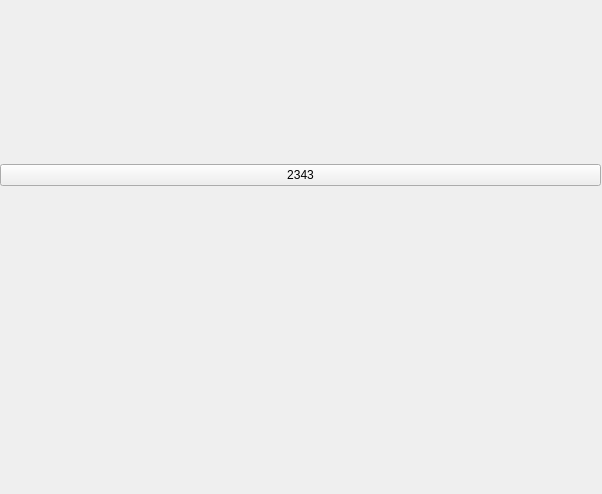
First picture: the form in widgets/ui/logUI.ui, repository shixiutingfen/u2smonitor, before the edit.
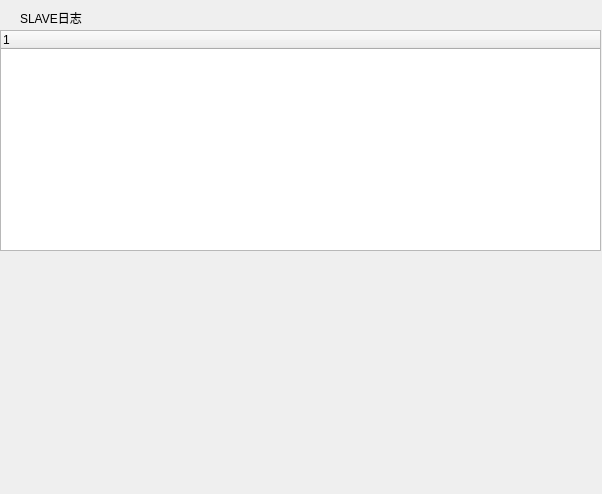
Second picture: the form after the edit.

What changed in the file:
```diff
--- a/widgets/ui/logUI.ui
+++ b/widgets/ui/logUI.ui
@@ -13,24 +13,33 @@
   <property name="windowTitle">
    <string>Form</string>
   </property>
-  <widget class="QWidget" name="verticalLayoutWidget">
+  <widget class="QLabel" name="label">
+   <property name="geometry">
+    <rect>
+     <x>20</x>
+     <y>10</y>
+     <width>91</width>
+     <height>16</height>
+    </rect>
+   </property>
+   <property name="text">
+    <string>SLAVE日志</string>
+   </property>
+  </widget>
+  <widget class="QTreeWidget" name="treeWidget">
    <property name="geometry">
     <rect>
      <x>0</x>
-     <y>0</y>
+     <y>30</y>
      <width>601</width>
-     <height>351</height>
+     <height>221</height>
     </rect>
    </property>
-   <layout class="QVBoxLayout" name="verticalLayout">
-    <item>
-     <widget class="QPushButton" name="pushButton">
-      <property name="text">
-       <string>2343</string>
-      </property>
-     </widget>
-    </item>
-   </layout>
+   <column>
+    <property name="text">
+     <string notr="true">1</string>
+    </property>
+   </column>
   </widget>
  </widget>
  <resources/>
```
